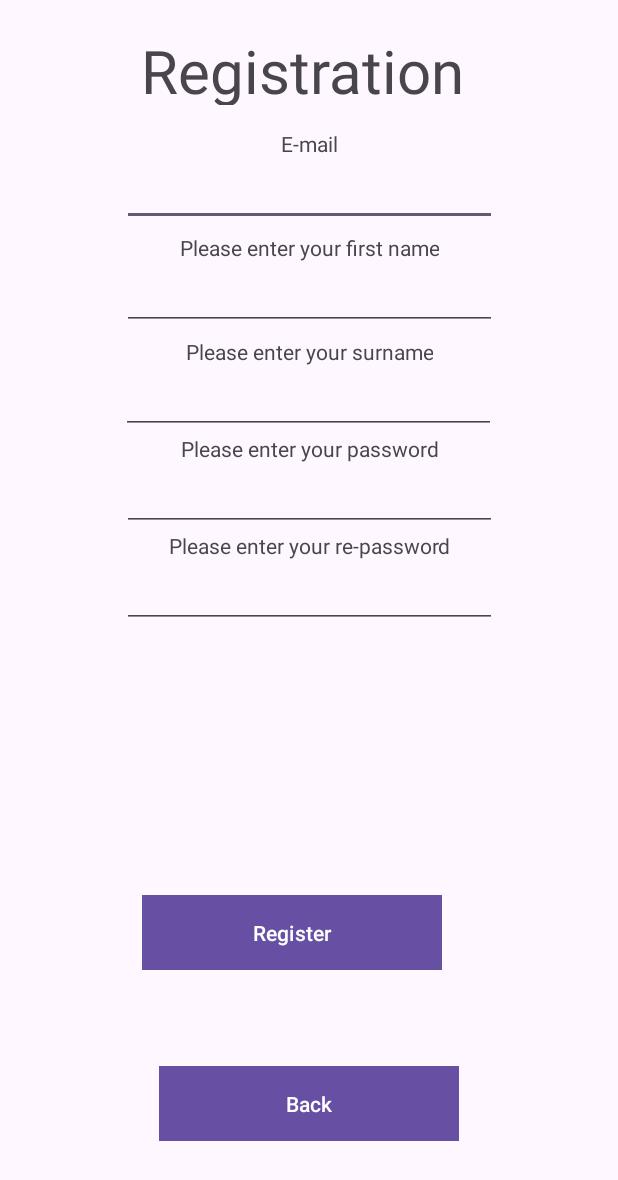
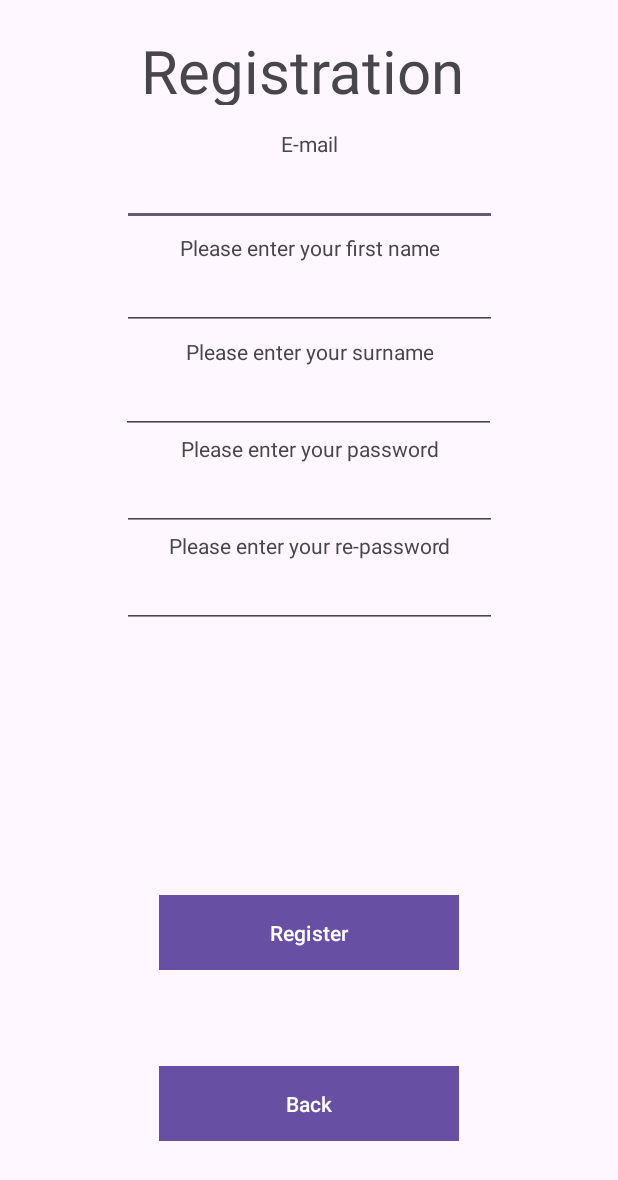
Before and after one commit to IgorStrzezysz1/MyHelpdeskApp, an Android app: the RegistrationActivity screen opened directly, with no data from a screen before it, on a phone screen of 412 x 824 dp. Shown: the top 1180 px of the screen. Run offline under Robolectric (Android 15) with nearby library versions, the phone set to English and light mode, and no system bars.

Commit message:
Poprawki PL->EN v1

```diff
--- a/app/src/main/res/layout/activity_registration_page.xml
+++ b/app/src/main/res/layout/activity_registration_page.xml
@@ -131,7 +131,6 @@
         android:text="Register"
         app:layout_constraintBottom_toBottomOf="parent"
         app:layout_constraintEnd_toEndOf="parent"
-        app:layout_constraintHorizontal_bias="0.445"
         app:layout_constraintStart_toStartOf="parent"
         app:layout_constraintTop_toBottomOf="@id/enterAgainPassword"
         app:layout_constraintVertical_bias="0.501" />
```
